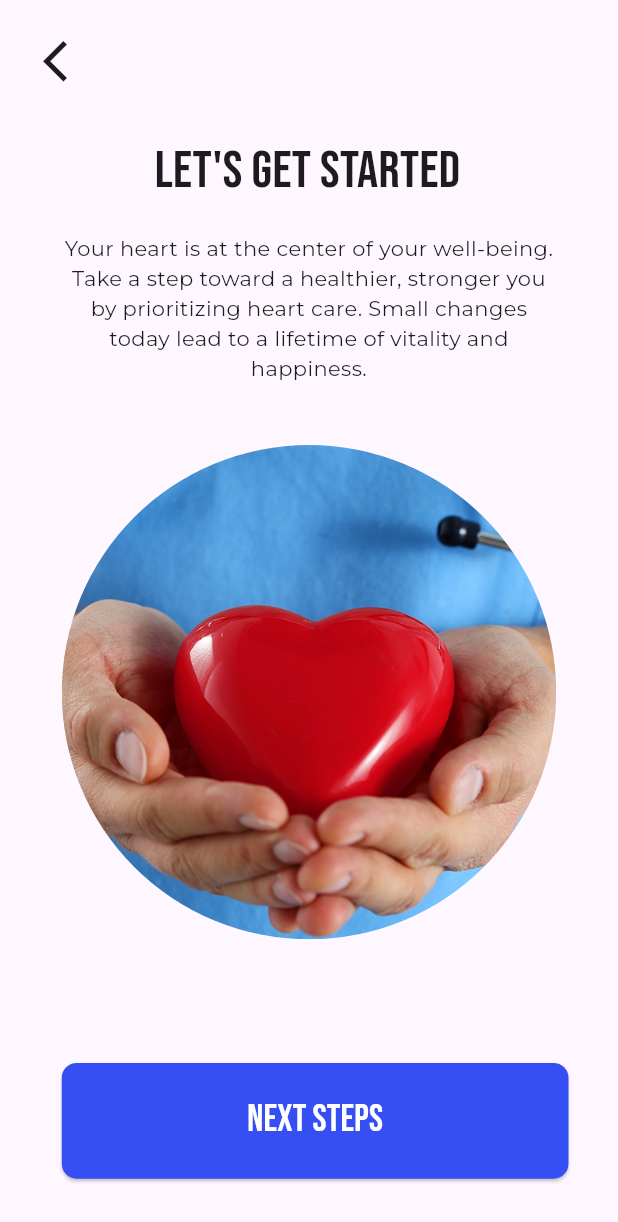
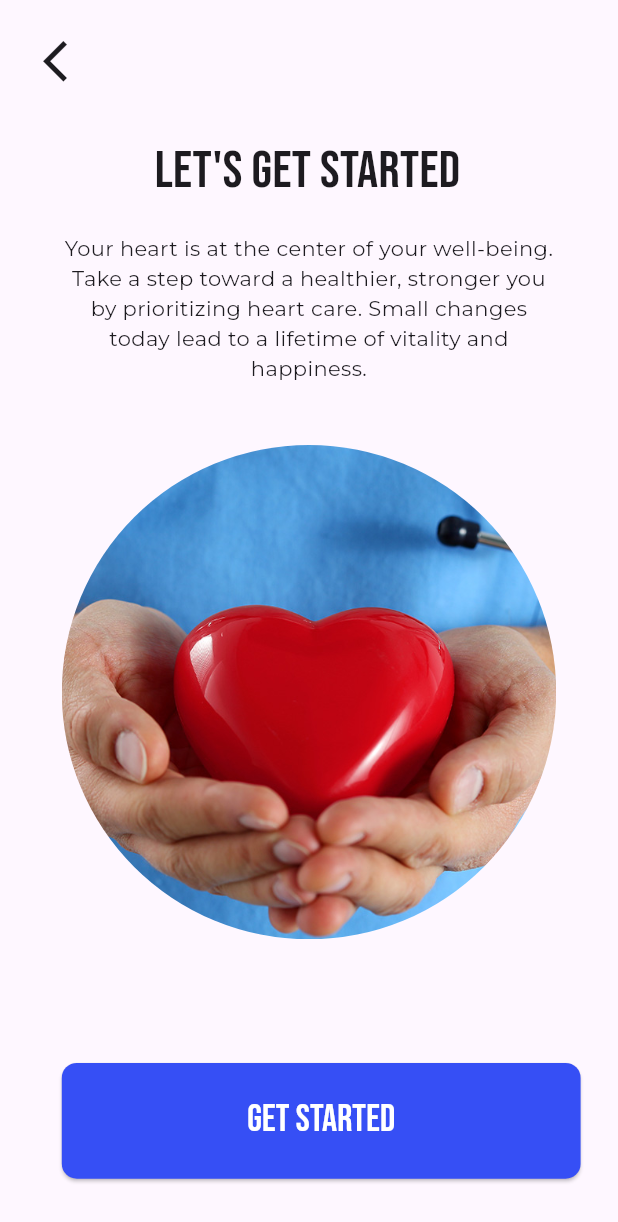
Before and after one commit to Hafizfauzi02/resqheart, a Flutter app: the Details6 screen opened directly, on a phone screen of 412 x 824 dp. Shown: the top 1222 px of the screen. Run offline on Flutter 3.47's test engine with Material 3 defaults, Android fonts, the phone set to English and light mode, and no system bars; our stand-ins replace curved_navigation_bar, flip_card, google_fonts, percent_indicator; missing offline and left inert: dart:ffi.

Commit message:
pull this

```diff
--- a/lib/pages/details/details6.dart
+++ b/lib/pages/details/details6.dart
@@ -1,7 +1,8 @@
 import 'package:flutter/material.dart';
 import 'package:google_fonts/google_fonts.dart';
+import 'package:resqheart/pages/bottomnav.dart';
 
-import 'details2.dart'; // Import the Details1 page
+import 'details2.dart';
 class Details6 extends StatefulWidget {
   const Details6({super.key});
 
@@ -90,11 +91,11 @@ class _Details6State extends State<Details6> {
             // Navigate to Details1 page when button is clicked
             Navigator.push(
               context,
-              MaterialPageRoute(builder: (context) => const Details2()), // Fixed here
+              MaterialPageRoute(builder: (context) => Bottomnav()), // Fixed here
             );
           },
          child: Text(
-      'NEXT STEPS',
+      'GET STARTED',
       style: GoogleFonts.bebasNeue(
         fontSize: 25, // Adjust size if needed
         color: Colors.white,
```
